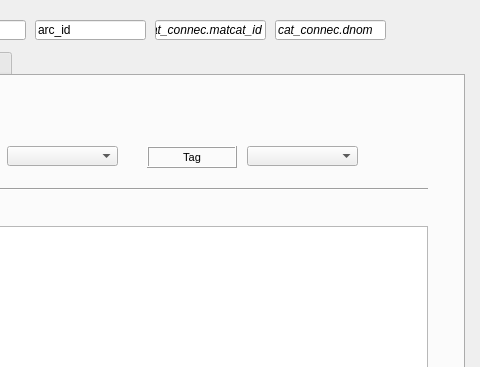
Before: the Qt Designer form ui/ud_connec.ui in Giswater/giswater_qgis_plugin, drawn with Qt 5; both pictures show x 365 to 845 and y 0 to 367 of the 845 by 615 pixel window.
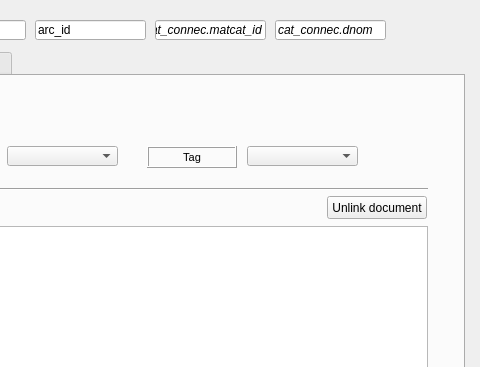
After: the same form once the commit is applied. The open tabs and pages were chosen to show the change.

What changed in the file:
```diff
--- a/ui/ud_connec.ui
+++ b/ui/ud_connec.ui
@@ -1353,6 +1353,29 @@
       <bool>true</bool>
      </property>
     </widget>
+    <widget class="QTableView" name="tbl_document">
+     <property name="geometry">
+      <rect>
+       <x>20</x>
+       <y>150</y>
+       <width>761</width>
+       <height>281</height>
+      </rect>
+     </property>
+    </widget>
+    <widget class="QPushButton" name="btn_doc_delete">
+     <property name="geometry">
+      <rect>
+       <x>680</x>
+       <y>120</y>
+       <width>100</width>
+       <height>23</height>
+      </rect>
+     </property>
+     <property name="text">
+      <string>Unlink document</string>
+     </property>
+    </widget>
    </widget>
    <widget class="QWidget" name="tab_10">
     <attribute name="title">
```
Left out of the diff: 154 changed lines with no effect on the pictures.
